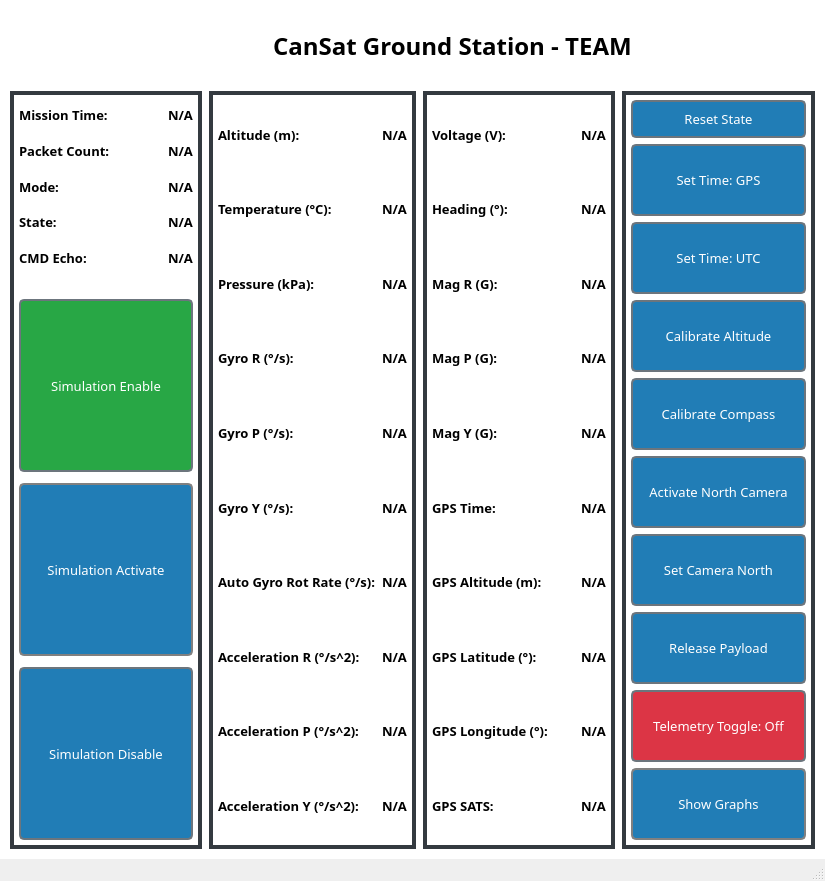
The window that Ground-Station/gui/ground_station.ui (BradyCason/UCI-CanSat-24-25) describes before a commit, drawn with Qt 5.
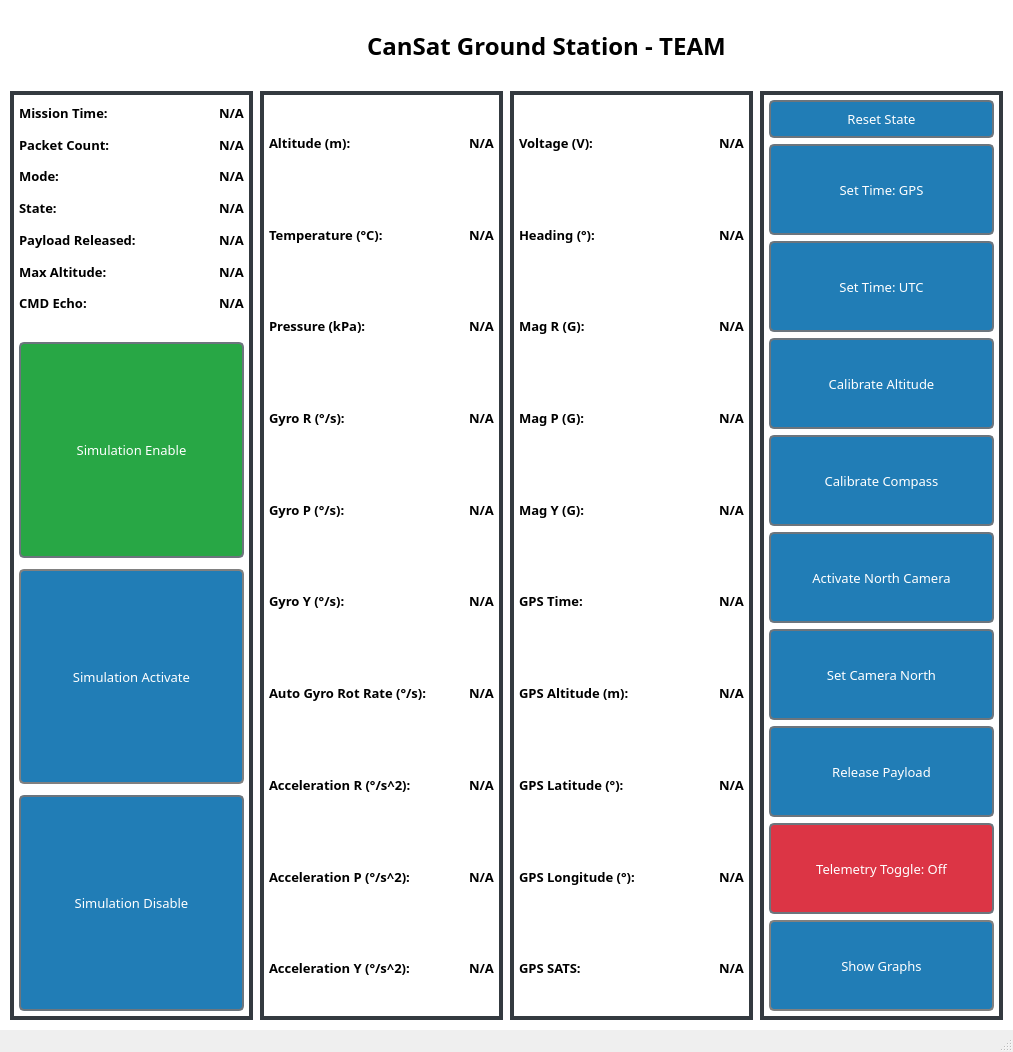
The same window after the commit.

Commit message: Added Payload Released and Max Alt to packet and GS - 4/28/25 - Brady

What changed in the file:
```diff
--- a/Ground-Station/gui/ground_station.ui
+++ b/Ground-Station/gui/ground_station.ui
@@ -6,8 +6,8 @@
    <rect>
     <x>0</x>
     <y>0</y>
-    <width>825</width>
-    <height>881</height>
+    <width>1013</width>
+    <height>1052</height>
    </rect>
   </property>
   <property name="windowTitle">
@@ -257,6 +257,36 @@
                  </property>
                 </widget>
                </item>
+               <item>
+                <widget class="QLabel" name="payload_released">
+                 <property name="font">
+                  <font>
+                   <family>Sans Serif Collection</family>
+                   <pointsize>10</pointsize>
+                   <weight>75</weight>
+                   <bold>true</bold>
+                  </font>
+                 </property>
+                 <property name="text">
+                  <string>Payload Released:</string>
+                 </property>
+                </widget>
+               </item>
+               <item>
+                <widget class="QLabel" name="max_altitude">
+                 <property name="font">
+                  <font>
+                   <family>Sans Serif Collection</family>
+                   <pointsize>10</pointsize>
+                   <weight>75</weight>
+                   <bold>true</bold>
+                  </font>
+                 </property>
+                 <property name="text">
+                  <string>Max Altitude:</string>
+                 </property>
+                </widget>
+               </item>
                <item>
                 <widget class="QLabel" name="cmd_echo">
                  <property name="font">
@@ -339,6 +369,36 @@
                  </property>
                 </widget>
                </item>
+               <item>
+                <widget class="QLabel" name="PAYLOAD_RELEASED">
+                 <property name="font">
+                  <font>
+                   <family>Sans Serif Collection</family>
+                   <pointsize>10</pointsize>
+                   <weight>75</weight>
+                   <bold>true</bold>
+                  </font>
+                 </property>
+                 <property name="text">
+                  <string>N/A</string>
+                 </property>
+                </widget>
+               </item>
+               <item>
+                <widget class="QLabel" name="MAX_ALTITUDE">
+                 <property name="font">
+                  <font>
+                   <family>Sans Serif Collection</family>
+                   <pointsize>10</pointsize>
+                   <weight>75</weight>
+                   <bold>true</bold>
+                  </font>
+                 </property>
+                 <property name="text">
+                  <string>N/A</string>
+                 </property>
+                </widget>
+               </item>
                <item>
                 <widget class="QLabel" name="CMD_ECHO">
                  <property name="font">
```
Left out of the diff: 4 changed lines with no effect on the pictures. The commit also changes 82 other files.
